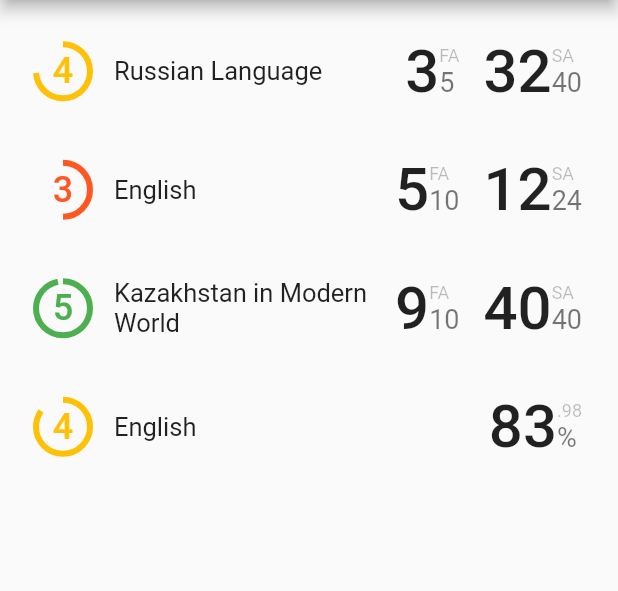
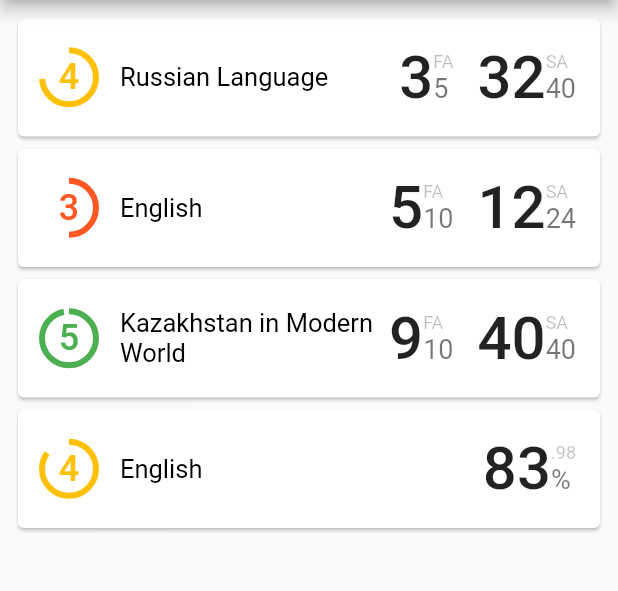
Before and after one commit to kekland/enis-app, a Flutter app: the screen it shows after launch, on a phone screen of 412 x 824 dp, the part 84-675 px from its top. Run offline on Flutter 3.47's test engine with Material 2 defaults, Android fonts, the phone set to English and light mode, and no system bars.

Commit message:
Hero animations for clicking the subject

```diff
--- a/lib/widgets/imko/imko_subject_widget.dart
+++ b/lib/widgets/imko/imko_subject_widget.dart
@@ -10,6 +10,7 @@ class IMKOSubjectViewModel {
   String subjectName;
   Assessment formative;
   Assessment summative;
+  int quarter;
 
   double calculateGradePercentage() {
     double percentage;
@@ -47,17 +48,34 @@ class IMKOSubjectViewModel {
     }
   }
 
-  IMKOSubjectViewModel({this.subjectName, this.formative, this.summative});
+  IMKOSubjectViewModel({this.subjectName, this.formative, this.summative, this.quarter});
 }
 
 class IMKOSubjectWidget extends StatelessWidget {
   final IMKOSubjectViewModel viewModel;
+  final bool tappable;
 
-  IMKOSubjectWidget({this.viewModel});
+  IMKOSubjectWidget({this.viewModel, this.tappable = true});
+
+  onCardTap(BuildContext ctx) {
+    Navigator.of(ctx).push(
+      new MaterialPageRoute<Null>(
+        builder: (BuildContext context) {
+          return new Scaffold(
+            appBar: new AppBar(
+              title: Text(viewModel.subjectName),
+            ),
+            body: new Container(
+                padding: const EdgeInsets.all(8.0), alignment: Alignment.topLeft, child: new IMKOSubjectWidget(viewModel: viewModel, tappable: false)),
+          );
+        },
+      ),
+    );
+  }
 
   @override
   Widget build(BuildContext context) {
-    return new Container(
+    Widget cardChild = new Container(
       padding: EdgeInsets.all(16.0),
       child: new Row(
         crossAxisAlignment: CrossAxisAlignment.center,
@@ -77,7 +95,7 @@ class IMKOSubjectWidget extends StatelessWidget {
             child: Text(
               viewModel.subjectName,
               style: TextStyle(
-                color: Colors.black87,
+                color: Colors.black,
                 fontSize: 17.0,
               ),
             ),
@@ -109,5 +127,24 @@ class IMKOSubjectWidget extends StatelessWidget {
         ],
       ),
     );
+
+    if (tappable) {
+      return new Hero(
+        tag: 'imko.${viewModel.quarter}.${viewModel.subjectName}.heroWidget',
+        child: new Card(
+          child: new InkWell(
+            onTap: () => onCardTap(context),
+            child: cardChild,
+          ),
+        ),
+      );
+    } else {
+      return new Hero(
+        tag: 'imko.${viewModel.quarter}.${viewModel.subjectName}.heroWidget',
+        child: Card(
+          child: cardChild,
+        ),
+      );
+    }
   }
 }
--- a/lib/widgets/jko/jko_subject_widget.dart
+++ b/lib/widgets/jko/jko_subject_widget.dart
@@ -8,6 +8,7 @@ import '../grade_widget.dart';
 class JKOSubjectViewModel {
   String subjectName;
   double percentage;
+  int quarter;
 
   double getPercentageToDisplay() {
     return percentage * 100.0;
@@ -37,17 +38,34 @@ class JKOSubjectViewModel {
     }
   }
 
-  JKOSubjectViewModel({this.subjectName, this.percentage});
+  JKOSubjectViewModel({this.subjectName, this.percentage, this.quarter});
 }
 
 class JKOSubjectWidget extends StatelessWidget {
   final JKOSubjectViewModel viewModel;
+  final bool tappable;
 
-  JKOSubjectWidget({this.viewModel});
+  JKOSubjectWidget({this.viewModel, this.tappable = true});
+
+  onCardTap(BuildContext ctx) {
+    Navigator.of(ctx).push(
+      new MaterialPageRoute<Null>(
+        builder: (BuildContext context) {
+          return new Scaffold(
+            appBar: new AppBar(
+              title: Text(viewModel.subjectName),
+            ),
+            body: new Container(
+                padding: const EdgeInsets.all(8.0), alignment: Alignment.topLeft, child: new JKOSubjectWidget(viewModel: viewModel, tappable: false)),
+          );
+        },
+      ),
+    );
+  }
 
   @override
   Widget build(BuildContext context) {
-    return new Container(
+    Widget cardChild = new Container(
       padding: EdgeInsets.all(16.0),
       child: new Row(
         crossAxisAlignment: CrossAxisAlignment.center,
@@ -67,7 +85,7 @@ class JKOSubjectWidget extends StatelessWidget {
             child: Text(
               'English',
               style: TextStyle(
-                color: Colors.black87,
+                color: Colors.black,
                 fontSize: 17.0,
               ),
             ),
@@ -85,5 +103,24 @@ class JKOSubjectWidget extends StatelessWidget {
         ],
       ),
     );
+
+    if (tappable) {
+      return new Hero(
+        tag: 'jko.${viewModel.quarter}.${viewModel.subjectName}.heroWidget',
+        child: new Card(
+          child: new InkWell(
+            onTap: () => onCardTap(context),
+            child: cardChild,
+          ),
+        ),
+      );
+    } else {
+      return new Hero(
+        tag: 'jko.${viewModel.quarter}.${viewModel.subjectName}.heroWidget',
+        child: Card(
+          child: cardChild,
+        ),
+      );
+    }
   }
 }
```
